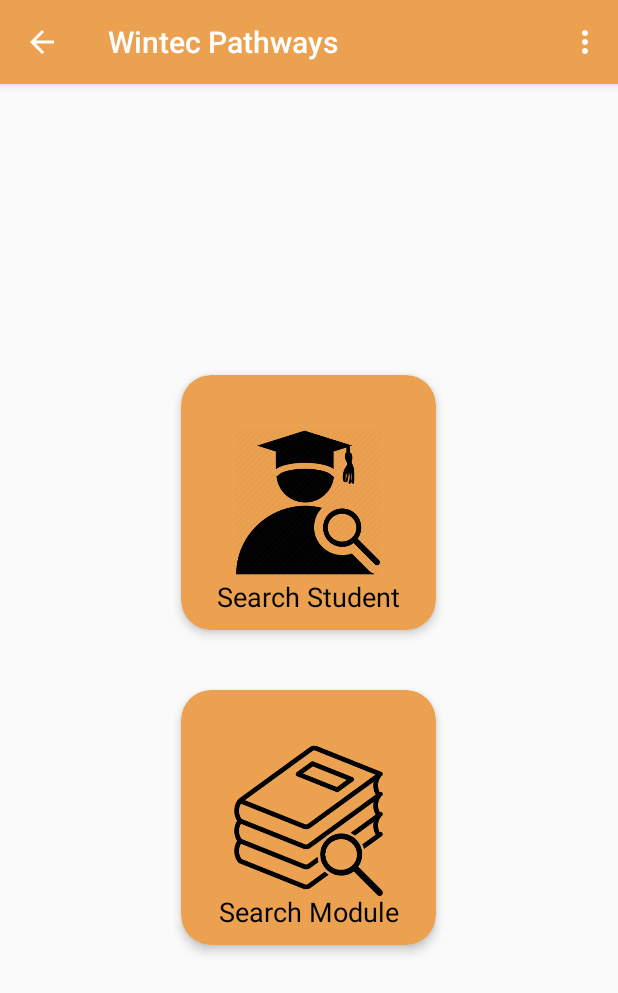
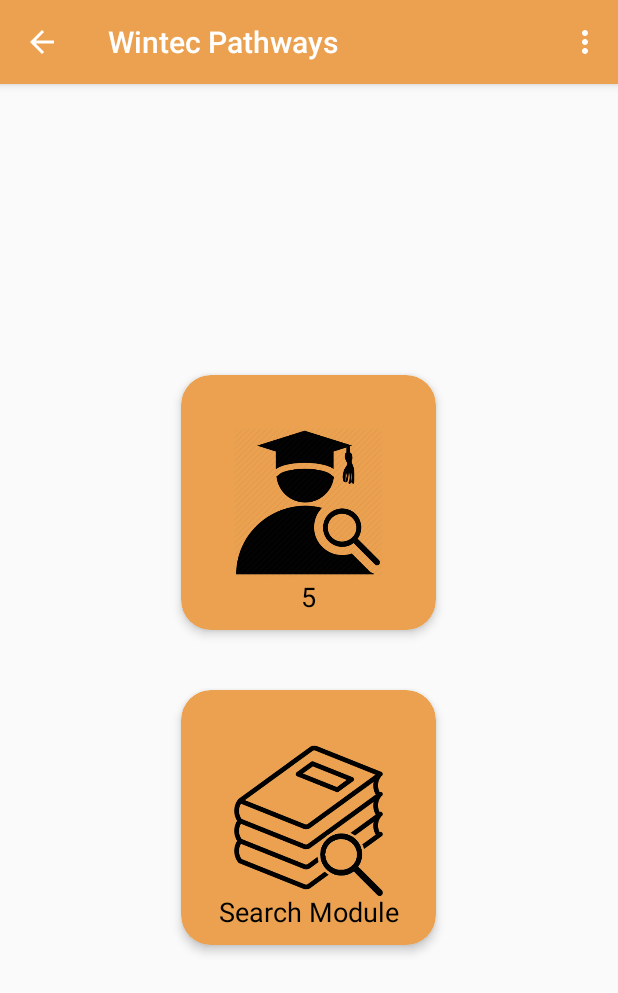
Before and after one commit to jonnydevop/WintecPathways, an Android app: the StaffActivity screen opened directly, with no data from a screen before it, in the options menu, after a tap on "Import data", on a phone screen of 412 x 824 dp. Shown: the top 993 px of the screen. Run offline under Robolectric (Android 15) with nearby library versions, the phone set to English and light mode, and no system bars; 1 statement that could not run was skipped.

Commit message:
Updates on DBHandler and StaffActivity files

```diff
--- a/app/src/main/java/com/gogoteam/wintecpathways/DBHandler.java
+++ b/app/src/main/java/com/gogoteam/wintecpathways/DBHandler.java
@@ -109,7 +109,7 @@ public class DBHandler extends SQLiteOpenHelper {
     //Add a student
     public boolean addStudent(Student student) {
         //Duplicate check
-        if (isMIDDuplicate(student.getSID())) {return false;}
+        if (isSIDDuplicate(student.getSID())) {return false;}
 
         ContentValues values;
         SQLiteDatabase db = getWritableDatabase();
@@ -164,33 +164,40 @@ public class DBHandler extends SQLiteOpenHelper {
         db.update(TABLE_STUDENT, values, COLUMN_SID, whereArgs);
 
         //Update Student Module
-        if (student.getModules() != null) { updateStudentModule(student.getModules()); }
+        if (student.getModules() != null)
+        {
+            updateStudentModule(student.getSID(), student.getModules());
+        }
 
         db.close();
     }
 
     //Update student module
-    public void updateStudentModule(List<StudentModule> smList) {
+    public void updateStudentModule(String SID, List<StudentModule> smList) {
         //Delete by SID
-        deleteStudentModule(smList.get(0).getSID());
+        deleteStudentModule(SID);
         //Add student module
         addStudentModule(smList);
     }
 
     //Delete a student
-    public void deleteStudent(String SID) {
+    public boolean deleteStudent(String SID) {
         SQLiteDatabase db = getWritableDatabase();
+        boolean delFlag = true;
 
         if (SID.equalsIgnoreCase("ALL")) {
             db.execSQL("DELETE FROM " + TABLE_STUDENT);
             deleteStudentModule(SID);
         } else {
-            if (!isEnrolled(SID)) {
+            if (isEnrolled(SID)) {
+                delFlag = false;
+            } else {
                 db.execSQL("DELETE FROM " + TABLE_STUDENT + " WHERE SID = '" + SID + "'");
                 deleteStudentModule(SID);
             }
         }
         db.close();
+        return delFlag;
     }
 
     //Delete student module
@@ -220,13 +227,13 @@ public class DBHandler extends SQLiteOpenHelper {
         StudentModule sm;
 
         String query = "SELECT * FROM " + TABLE_STUDENT + " WHERE 1=1";
-        if (!conditions.getSID().equals("")) {
+        if (conditions.getSID() != null) {
             query = query + " AND " + COLUMN_SID + " = '" + conditions.getSID() + "'";
         }
-        if (!conditions.getSName().equals("")) {
+        if (conditions.getSName() != null) {
             query = query + " AND " + COLUMN_SName + " = '" + conditions.getSName() + "'";
         }
-        if (!conditions.getDate_Enrolled().equals("")) {
+        if (conditions.getDate_Enrolled() != null) {
             query = query + " AND " + COLUMN_Date_Enrolled+ " != ''";
         }
         query = query + " ORDER BY " + COLUMN_SID;
@@ -243,7 +250,6 @@ public class DBHandler extends SQLiteOpenHelper {
             student.setSpecialisation(c.getString(c.getColumnIndex("Specialisation")));
             student.setProgramme(c.getString(c.getColumnIndex("Programme")));
             student.setDate_Enrolled(c.getString(c.getColumnIndex("Date_Enrolled")));
-            student.setModules(searchStudentModule(c.getString(c.getColumnIndex("SID"))));
 
             //student module information
             student.setModules(searchStudentModule(c.getString(c.getColumnIndex("SID"))));
@@ -252,7 +258,6 @@ public class DBHandler extends SQLiteOpenHelper {
             studentList.add(student);
             c.moveToNext();
         }
-
         db.close();
         return studentList;
     }
@@ -293,7 +298,7 @@ public class DBHandler extends SQLiteOpenHelper {
 
         String query = "SELECT * "
                 + " FROM " + TABLE_STUDENT
-                + " WHERE " + COLUMN_MID + " = '" + SID + "'";
+                + " WHERE " + COLUMN_SID + " = '" + SID + "'";
         Cursor c = db.rawQuery(query,null);
         c.moveToFirst();
 
@@ -317,6 +322,8 @@ public class DBHandler extends SQLiteOpenHelper {
         db.close();
         return returnValue;
     }
+
+    /////////////////////////Student method ends here////////////////////////////
 
     /////////////////////////Module method begins here////////////////////////////
 
@@ -410,9 +417,9 @@ public class DBHandler extends SQLiteOpenHelper {
         //Search by Pathway
         if (conditions.getPathway_1() != null) {
             query = query + " AND (" + COLUMN_Pathway_1 + " = '" + conditions.getPathway_1() + "'"
-                            + " OR " + COLUMN_Pathway_2 + " = '" + conditions.getPathway_1() + "'"
-                            + " OR " + COLUMN_Pathway_3 + " = '" + conditions.getPathway_1() + "'"
-                            + " OR " + COLUMN_Pathway_1 + " = '')";
+                    + " OR " + COLUMN_Pathway_2 + " = '" + conditions.getPathway_1() + "'"
+                    + " OR " + COLUMN_Pathway_3 + " = '" + conditions.getPathway_1() + "'"
+                    + " OR " + COLUMN_Pathway_1 + " = '')";
         }
         //Search by Year
         if (conditions.getYear() != null) {
@@ -466,13 +473,14 @@ public class DBHandler extends SQLiteOpenHelper {
     }
 
     //Load Data
-    public int loadData(String filePath) {
+    public int loadData() {
 
         loadModule();
         loadStudent();
 
         Student student = new Student();
-        List<Student> studentList = searchStudent(student);
+        List<Student> studentList = new LinkedList<>();
+        studentList = searchStudent(student);
 
         //Module module = new Module();
         //module.setYear("3");
@@ -484,13 +492,13 @@ public class DBHandler extends SQLiteOpenHelper {
     //Load Student
     public void loadStudent() {
         Student student;
-        List<StudentModule> moduleList = new LinkedList<>();
+        List<StudentModule> moduleList;
 
         //Delete table
         deleteStudent("ALL");
-
         //Add Student
         student = new Student();
+        moduleList = new LinkedList<>();
         student.setSID("16000000");
         student.setSName("Juan");
         student.setEmail("Juan@student.wintec.nz.co");
@@ -498,7 +506,57 @@ public class DBHandler extends SQLiteOpenHelper {
         student.setProgramme("Bachelor of Applied IT");
         student.setDate_Enrolled("20170101");
         moduleList.add(new StudentModule("16000000","COMP501","Yes"));
+        moduleList.add(new StudentModule("16000000","INFO601","Yes"));
         moduleList.add(new StudentModule("16000000","INFO704","Yes"));
+        student.setModules(moduleList);
+        addStudent(student);
+
+        student = new Student();
+        moduleList = new LinkedList<>();
+        student.setSID("16000001");
+        student.setSName("Nancy");
+        student.setEmail("Nancy@student.wintec.nz.co");
+        student.setSpecialisation("Software Engineering");
+        student.setProgramme("Bachelor of Applied IT");
+        student.setDate_Enrolled("20170102");
+        moduleList.add(new StudentModule("16000001","COMP501","Yes"));
+        moduleList.add(new StudentModule("16000001","INFO703","No"));
+        student.setModules(moduleList);
+        addStudent(student);
+
+        student = new Student();
+        moduleList = new LinkedList<>();
+        student.setSID("16000002");
+        student.setSName("Crisita");
+        student.setEmail("Crisita@student.wintec.nz.co");
+        student.setSpecialisation("Software Engineering");
+        student.setProgramme("Bachelor of Applied IT");
+        student.setDate_Enrolled("20170103");
+        moduleList.add(new StudentModule("16000002","COMP502","Yes"));
+        student.setModules(moduleList);
+        addStudent(student);
+
+        student = new Student();
+        moduleList = new LinkedList<>();
+        student.setSID("16000003");
+        student.setSName("Venkate");
+        student.setEmail("Venkate@student.wintec.nz.co");
+        student.setSpecialisation("Software Engineering");
+        student.setProgramme("Bachelor of Applied IT");
+        student.setDate_Enrolled("20170104");
+        moduleList.add(new StudentModule("16000003","COMP502","Yes"));
+        student.setModules(moduleList);
+        addStudent(student);
+
+        student = new Student();
+        moduleList = new LinkedList<>();
+        student.setSID("16000004");
+        student.setSName("Chris");
+        student.setEmail("Chris@student.wintec.nz.co");
+        student.setSpecialisation("Software Engineering");
+        student.setProgramme("Bachelor of Applied IT");
+        student.setDate_Enrolled("20170105");
+        moduleList.add(new StudentModule("16000004","COMP502","Yes"));
         student.setModules(moduleList);
         addStudent(student);
     }
--- a/app/src/main/java/com/gogoteam/wintecpathways/StaffActivity.java
+++ b/app/src/main/java/com/gogoteam/wintecpathways/StaffActivity.java
@@ -12,6 +12,7 @@ import android.support.v7.widget.CardView;
 import android.view.Menu;
 import android.view.MenuItem;
 import android.view.View;
+import android.widget.TextView;
 
 
 public class StaffActivity extends AppCompatActivity {
@@ -52,10 +53,24 @@ public class StaffActivity extends AppCompatActivity {
     }
     @Override
     public boolean onOptionsItemSelected(MenuItem item){
+        DBHandler dbHandler = new DBHandler(this, null, null, 1);
+        int a;
         switch(item.getItemId()){
             case android.R.id.home:
                 finish();
                 overridePendingTransition(R.anim.slide_in_left, R.anim.slide_out_right);
+                return true;
+            case R.id.importitem:
+                a = dbHandler.loadData();
+                TextView buckysText1 = (TextView)findViewById(R.id.studentSearchText);
+                buckysText1.setText(String.valueOf(a));
+                return true;
+            case R.id.exportitem:
+                /*
+                a = dbHandler.loadData();
+                TextView buckysText1 = (TextView)findViewById(R.id.studentSearchText);
+                buckysText1.setText(String.valueOf(a));
+                */
                 return true;
         }
         return false;
--- a/app/src/main/res/menu/staff_menu.xml
+++ b/app/src/main/res/menu/staff_menu.xml
@@ -1,12 +1,14 @@
 <?xml version="1.0" encoding="utf-8"?>
-<menu xmlns:android="http://schemas.android.com/apk/res/android"
+<menu xmlns:tools="http://schemas.android.com/tools"
+    xmlns:android="http://schemas.android.com/apk/res/android"
     xmlns:app="http://schemas.android.com/apk/res-auto">
 
     <item
         android:id="@+id/importitem"
+        android:onClick="loadData"
         android:orderInCategory="1"
         android:title="Import data"
-        app:showAsAction="never"/>
+        app:showAsAction="never" />
     <item
         android:id="@+id/exportitem"
         android:orderInCategory="2"
```
